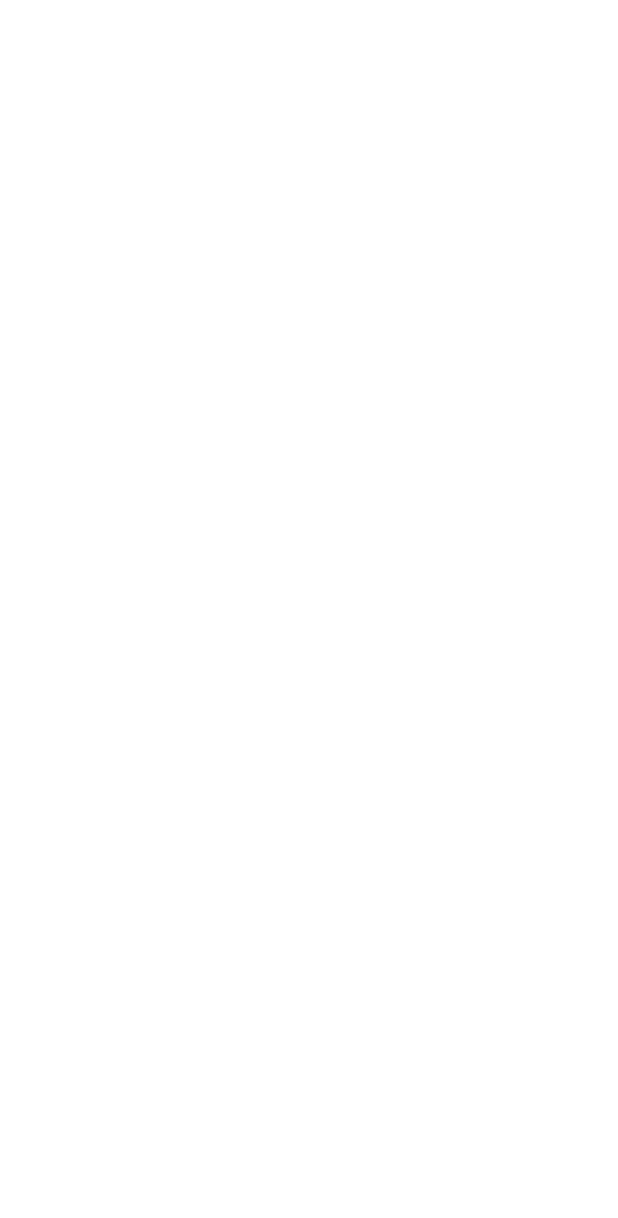
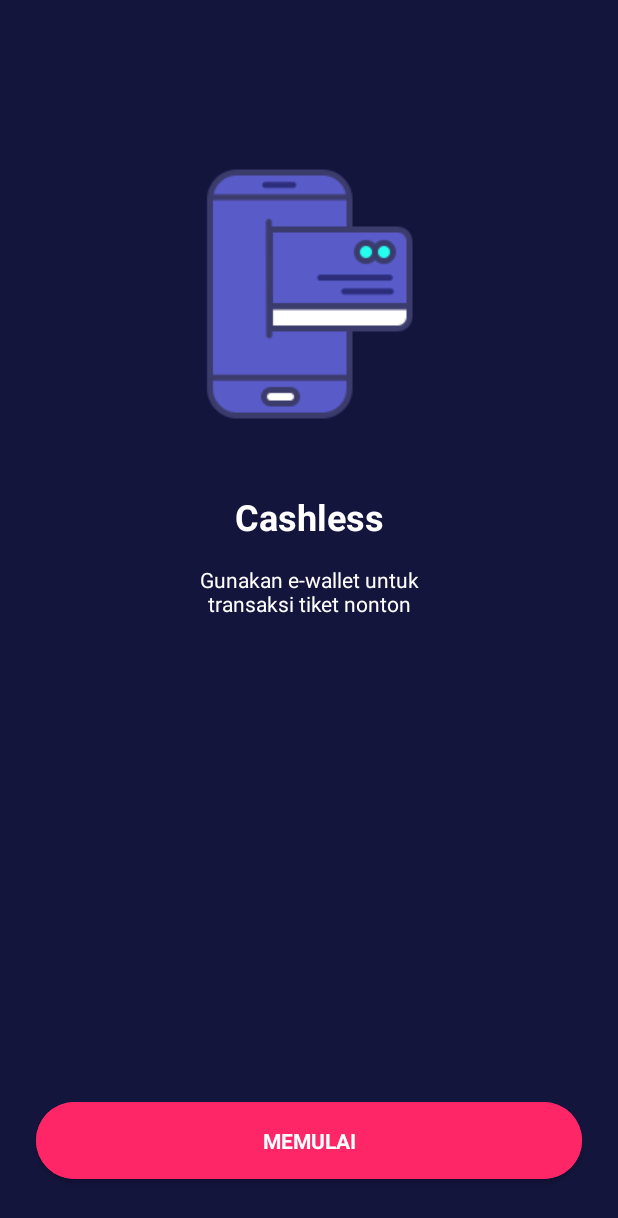
Before and after one commit to chairoel/MOV-Apps, an Android app: the OnboardingThreeActivity screen opened directly, with no data from a screen before it, on a phone screen of 412 x 824 dp. Before the commit the part shown is empty. Shown: the top 1218 px of the screen. Run offline under Robolectric (Android 15) with nearby library versions, the phone set to English and light mode, and no system bars.

Commit message:
[1] update id logo in splash screen [2] update UI on onboarding two and three

```diff
--- a/app/src/main/res/layout/activity_onboarding_three.xml
+++ b/app/src/main/res/layout/activity_onboarding_three.xml
@@ -4,6 +4,60 @@
     xmlns:tools="http://schemas.android.com/tools"
     android:layout_width="match_parent"
     android:layout_height="match_parent"
+    android:background="@color/bg_color"
     tools:context=".onboarding.OnboardingThreeActivity">
 
+    <ImageView
+        android:id="@+id/ivOB2"
+        android:layout_width="wrap_content"
+        android:layout_height="wrap_content"
+        android:layout_marginTop="96dp"
+        app:layout_constraintEnd_toEndOf="parent"
+        app:layout_constraintStart_toStartOf="parent"
+        app:layout_constraintTop_toTopOf="parent"
+        app:srcCompat="@drawable/onboarding_three"
+        android:contentDescription="@string/desc" />
+
+    <TextView
+        android:id="@+id/tvPreSales"
+        android:layout_width="wrap_content"
+        android:layout_height="wrap_content"
+        android:layout_marginTop="32dp"
+        android:textStyle="bold"
+        android:text="@string/cashless"
+        android:textSize="24sp"
+        android:textColor="@color/white"
+        app:layout_constraintEnd_toEndOf="@+id/ivOB2"
+        app:layout_constraintStart_toStartOf="@+id/ivOB2"
+        app:layout_constraintTop_toBottomOf="@+id/ivOB2" />
+
+    <TextView
+        android:id="@+id/tvPreSalesDesc"
+        android:layout_width="wrap_content"
+        android:layout_height="wrap_content"
+        android:layout_marginTop="16dp"
+        android:text="@string/cashless_desc"
+        android:gravity="center"
+        android:textColor="@color/white"
+        app:layout_constraintEnd_toEndOf="@+id/ivOB2"
+        app:layout_constraintStart_toStartOf="@+id/ivOB2"
+        app:layout_constraintTop_toBottomOf="@+id/tvPreSales" />
+
+    <Button
+        android:id="@+id/btnStart"
+        style="@style/Widget.MaterialComponents.FloatingActionButton"
+        android:layout_width="0dp"
+        android:paddingVertical="16dp"
+        android:layout_height="wrap_content"
+        android:layout_centerHorizontal="true"
+        android:layout_marginHorizontal="24dp"
+        android:layout_marginBottom="32dp"
+        android:backgroundTint="@color/pink"
+        android:text="@string/start"
+        android:textAllCaps="true"
+        android:textStyle="bold"
+        app:layout_constraintBottom_toBottomOf="parent"
+        app:layout_constraintEnd_toEndOf="parent"
+        app:layout_constraintStart_toStartOf="parent" />
+
 </androidx.constraintlayout.widget.ConstraintLayout>
--- a/app/src/main/res/layout/activity_splash_screen.xml
+++ b/app/src/main/res/layout/activity_splash_screen.xml
@@ -9,7 +9,7 @@
 
 
     <ImageView
-        android:id="@+id/imageView"
+        android:id="@+id/ivLogo"
         android:layout_width="wrap_content"
         android:layout_height="wrap_content"
         app:layout_constraintBottom_toBottomOf="parent"
```
Also changed, not shown: app/src/main/res/layout/activity_onboarding_two.xml (+54 -0 lines).
